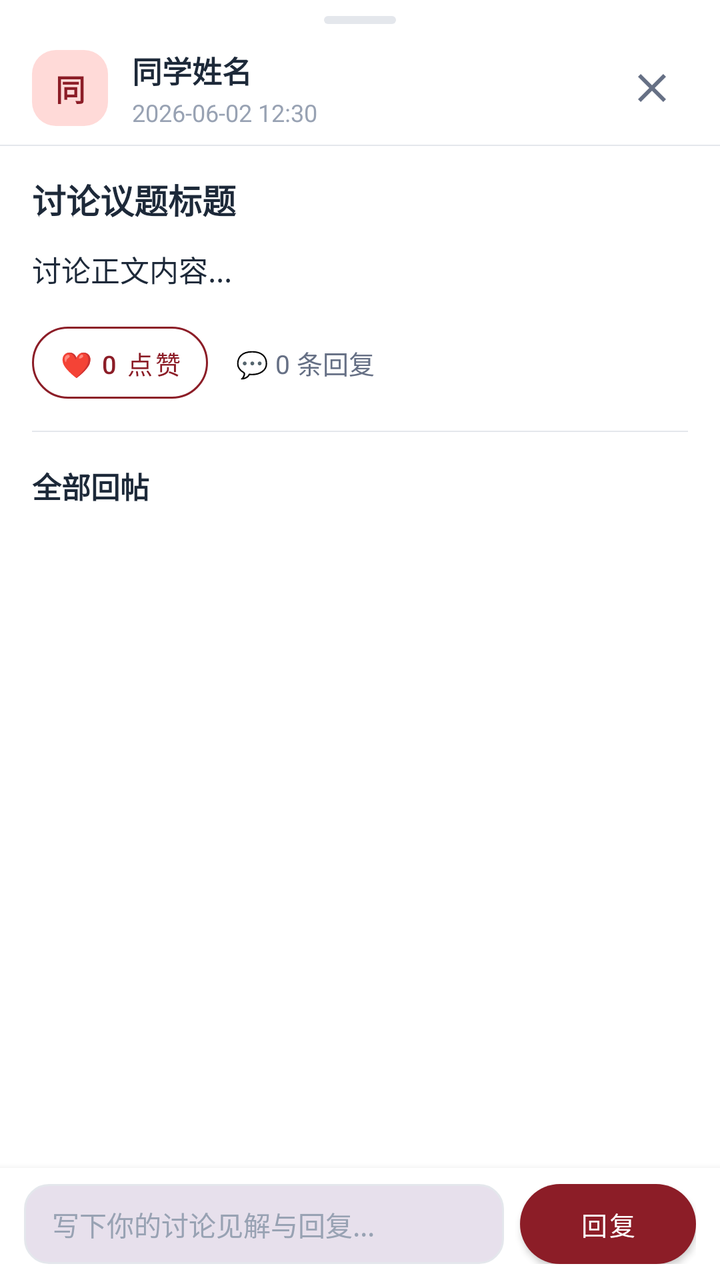
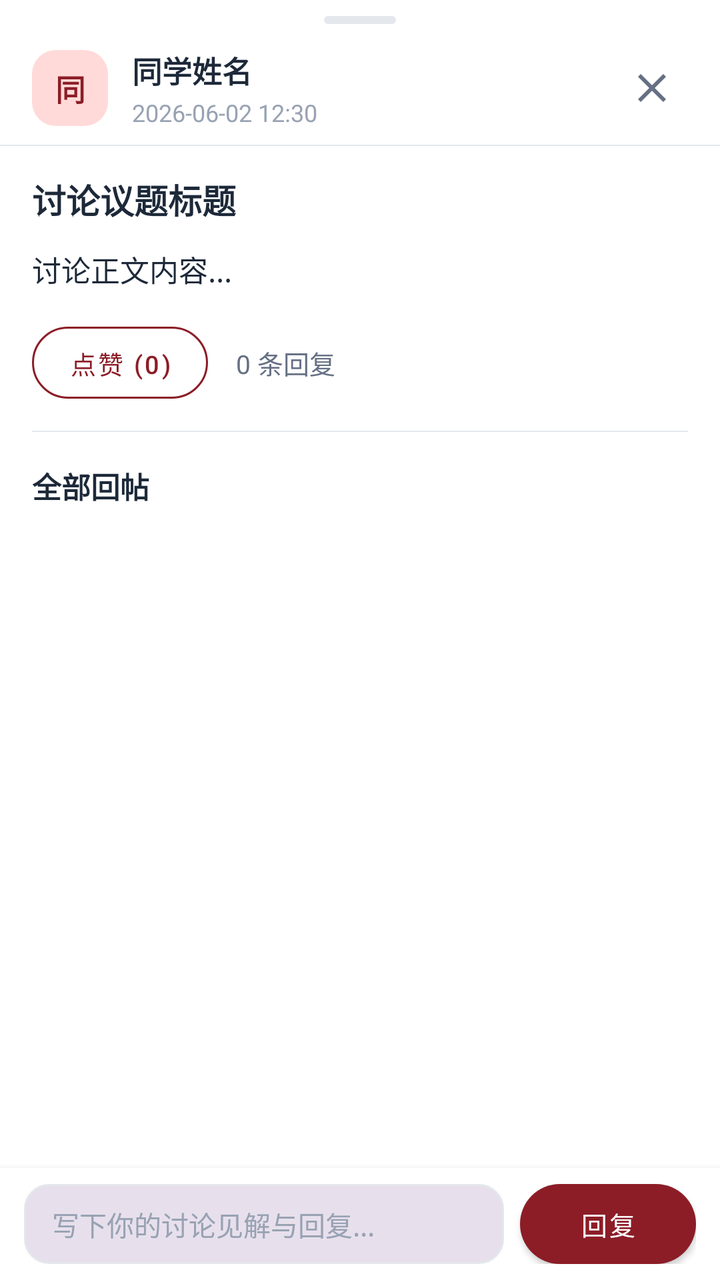

An Android layout rendered at two revisions. The XML below is the earlier revision; the diff shows what the commit changed to produce the second picture.
<!-- AndroidManifest.xml: application theme Theme.UsstJwgl -->
<!-- res/layout/dialog_tronclass_topic_detail.xml -->
<?xml version="1.0" encoding="utf-8"?>
<LinearLayout xmlns:android="http://schemas.android.com/apk/res/android"
    xmlns:app="http://schemas.android.com/apk/res-auto"
    xmlns:tools="http://schemas.android.com/tools"
    android:layout_width="match_parent"
    android:layout_height="match_parent"
    android:orientation="vertical"
    android:background="@color/surface">

    
    <LinearLayout
        android:layout_width="match_parent"
        android:layout_height="wrap_content"
        android:gravity="center_horizontal"
        android:orientation="vertical"
        android:paddingTop="8dp">

        <View
            android:layout_width="36dp"
            android:layout_height="4dp"
            android:background="@drawable/bg_badge_rounded"
            android:backgroundTint="@color/divider" />

        <LinearLayout
            android:layout_width="match_parent"
            android:layout_height="wrap_content"
            android:gravity="center_vertical"
            android:orientation="horizontal"
            android:paddingHorizontal="16dp"
            android:paddingTop="12dp"
            android:paddingBottom="8dp">

            <TextView
                android:id="@+id/tvDetailAuthorAvatar"
                android:layout_width="38dp"
                android:layout_height="38dp"
                android:background="@drawable/bg_badge_rounded"
                android:gravity="center"
                android:text="同"
                android:textColor="@color/primary"
                android:textSize="15sp"
                android:textStyle="bold" />

            <LinearLayout
                android:layout_width="0dp"
                android:layout_height="wrap_content"
                android:layout_marginStart="12dp"
                android:layout_weight="1"
                android:orientation="vertical">

                <LinearLayout
                    android:layout_width="wrap_content"
                    android:layout_height="wrap_content"
                    android:gravity="center_vertical"
                    android:orientation="horizontal">

                    <TextView
                        android:id="@+id/tvDetailAuthorName"
                        android:layout_width="wrap_content"
                        android:layout_height="wrap_content"
                        android:text="同学姓名"
                        android:textColor="@color/text_primary"
                        android:textSize="15sp"
                        android:textStyle="bold" />

                    <TextView
                        android:id="@+id/tvDetailAuthorBadge"
                        android:layout_width="wrap_content"
                        android:layout_height="wrap_content"
                        android:layout_marginStart="8dp"
                        android:background="@drawable/bg_badge_rounded"
                        android:paddingHorizontal="6dp"
                        android:paddingVertical="2dp"
                        android:text="我的发言"
                        android:textColor="@color/primary"
                        android:textSize="11sp"
                        android:textStyle="bold"
                        android:visibility="gone" />

                </LinearLayout>

                <TextView
                    android:id="@+id/tvDetailPostTime"
                    android:layout_width="wrap_content"
                    android:layout_height="wrap_content"
                    android:layout_marginTop="2dp"
                    android:text="2026-06-02 12:30"
                    android:textColor="@color/text_tertiary"
                    android:textSize="12sp" />

            </LinearLayout>

            <ImageButton
                android:id="@+id/btnDetailClose"
                android:layout_width="36dp"
                android:layout_height="36dp"
                android:background="?attr/selectableItemBackgroundBorderless"
                android:src="@drawable/ic_close"
                app:tint="@color/text_secondary"
                android:contentDescription="关闭" />

        </LinearLayout>

        <View
            android:layout_width="match_parent"
            android:layout_height="0.8dp"
            android:background="@color/divider" />

    </LinearLayout>

    
    <androidx.core.widget.NestedScrollView
        android:id="@+id/scrollViewTopicDetail"
        android:layout_width="match_parent"
        android:layout_height="0dp"
        android:layout_weight="1"
        android:fillViewport="true">

        <LinearLayout
            android:layout_width="match_parent"
            android:layout_height="wrap_content"
            android:orientation="vertical"
            android:paddingHorizontal="16dp"
            android:paddingTop="14dp"
            android:paddingBottom="24dp">

            
            <TextView
                android:id="@+id/tvDetailTopicTitle"
                android:layout_width="match_parent"
                android:layout_height="wrap_content"
                android:text="讨论议题标题"
                android:textColor="@color/text_primary"
                android:textSize="17sp"
                android:textStyle="bold" />

            
            <TextView
                android:id="@+id/tvDetailTopicContent"
                android:layout_width="match_parent"
                android:layout_height="wrap_content"
                android:layout_marginTop="12dp"
                android:lineSpacingExtra="5dp"
                android:text="讨论正文内容..."
                android:textColor="@color/text_primary"
                android:textIsSelectable="true"
                android:textSize="14.5sp" />

            
            <LinearLayout
                android:layout_width="match_parent"
                android:layout_height="wrap_content"
                android:layout_marginTop="18dp"
                android:gravity="center_vertical"
                android:orientation="horizontal">

                <com.google.android.material.button.MaterialButton
                    android:id="@+id/btnDetailLike"
                    style="@style/Widget.MaterialComponents.Button.OutlinedButton"
                    android:layout_width="wrap_content"
                    android:layout_height="36dp"
                    android:insetTop="0dp"
                    android:insetBottom="0dp"
                    android:paddingHorizontal="12dp"
                    android:text="❤️ 0 点赞"
                    android:textColor="@color/primary"
                    android:textSize="12.5sp"
                    app:strokeColor="@color/primary"
                    app:cornerRadius="18dp" />

                <TextView
                    android:id="@+id/tvDetailReplyCount"
                    android:layout_width="wrap_content"
                    android:layout_height="wrap_content"
                    android:layout_marginStart="14dp"
                    android:text="💬 0 条回复"
                    android:textColor="@color/text_secondary"
                    android:textSize="13sp" />

            </LinearLayout>

            
            <View
                android:layout_width="match_parent"
                android:layout_height="0.8dp"
                android:layout_marginVertical="16dp"
                android:background="@color/divider" />

            
            <TextView
                android:layout_width="wrap_content"
                android:layout_height="wrap_content"
                android:text="全部回帖"
                android:textColor="@color/text_primary"
                android:textSize="14.5sp"
                android:textStyle="bold" />

            
            <TextView
                android:id="@+id/tvEmptyReplies"
                android:layout_width="match_parent"
                android:layout_height="wrap_content"
                android:layout_marginTop="20dp"
                android:layout_marginBottom="20dp"
                android:gravity="center"
                android:text="暂无回帖，快来发表回复参与交流吧～"
                android:textColor="@color/text_tertiary"
                android:textSize="13sp"
                android:visibility="gone" />

            
            <LinearLayout
                android:id="@+id/llRepliesContainer"
                android:layout_width="match_parent"
                android:layout_height="wrap_content"
                android:layout_marginTop="10dp"
                android:orientation="vertical" />

        </LinearLayout>

    </androidx.core.widget.NestedScrollView>

    
    <LinearLayout
        android:id="@+id/llBottomReplyBar"
        android:layout_width="match_parent"
        android:layout_height="wrap_content"
        android:background="@color/surface"
        android:elevation="6dp"
        android:gravity="center_vertical"
        android:orientation="horizontal"
        android:paddingHorizontal="12dp"
        android:paddingVertical="8dp">

        <EditText
            android:id="@+id/etReplyInput"
            android:layout_width="0dp"
            android:layout_height="wrap_content"
            android:layout_weight="1"
            android:background="@drawable/bg_search_input"
            android:hint="写下你的讨论见解与回复..."
            android:maxLines="4"
            android:minHeight="40dp"
            android:paddingHorizontal="14dp"
            android:paddingVertical="8dp"
            android:textColor="@color/text_primary"
            android:textColorHint="@color/text_tertiary"
            android:textSize="13.5sp" />

        <com.google.android.material.button.MaterialButton
            android:id="@+id/btnSubmitReply"
            style="@style/Widget.MaterialComponents.Button"
            android:layout_width="wrap_content"
            android:layout_height="40dp"
            android:layout_marginStart="8dp"
            android:insetTop="0dp"
            android:insetBottom="0dp"
            android:paddingHorizontal="16dp"
            android:text="回复"
            android:textColor="@color/on_primary"
            android:textSize="13sp"
            app:cornerRadius="20dp" />

    </LinearLayout>

</LinearLayout>
<!-- resources referenced by this layout -->
<resources>
  <color name="divider">#E4E7EC</color>
  <color name="on_primary">#FFFFFF</color>
  <color name="primary">#8C1D27</color>
  <color name="surface">#FFFFFF</color>
  <color name="text_primary">#1D2939</color>
  <color name="text_secondary">#667085</color>
  <color name="text_tertiary">#98A2B3</color>
  <!-- drawable bg_badge_rounded (drawable) -->
  <?xml version="1.0" encoding="utf-8"?>
  <shape xmlns:android="http://schemas.android.com/apk/res/android"
      android:shape="rectangle">
      <corners android:radius="12dp" />
      <solid android:color="@color/badge_bg" />
  </shape>
  <!-- drawable bg_search_input (drawable) -->
  <?xml version="1.0" encoding="utf-8"?>
  <shape xmlns:android="http://schemas.android.com/apk/res/android"
      android:shape="rectangle">
      <corners android:radius="12dp" />
      <solid android:color="?attr/colorSurfaceVariant" />
      <stroke
          android:width="1dp"
          android:color="@color/border" />
  </shape>
  <!-- drawable ic_close (drawable) -->
  <vector xmlns:android="http://schemas.android.com/apk/res/android"
      android:width="24dp"
      android:height="24dp"
      android:viewportWidth="24"
      android:viewportHeight="24">
    <path
        android:fillColor="@color/text_primary"
        android:pathData="M19,6.41L17.59,5 12,10.59 6.41,5 5,6.41 10.59,12 5,17.59 6.41,19 12,13.41 17.59,19 19,17.59 13.41,12z"/>
  </vector>
  <style name="Theme.UsstJwgl" parent="Theme.Material3.DayNight.NoActionBar">
          <item name="colorPrimary">@color/primary</item>
          <item name="colorOnPrimary">@color/on_primary</item>
          <item name="colorPrimaryContainer">@color/primary_container</item>
          <item name="colorOnPrimaryContainer">@color/on_primary_container</item>
  
          <item name="colorSecondary">@color/secondary</item>
          <item name="colorSecondaryContainer">@color/secondary_container</item>
          <item name="colorOnSecondaryContainer">@color/on_secondary_container</item>
  
          <item name="android:statusBarColor">@android:color/transparent</item>
          <item name="android:windowLightStatusBar">true</item>
          <item name="android:navigationBarColor">@android:color/transparent</item>
          <item name="android:windowLightNavigationBar" tools:targetApi="o_mr1">true</item>
          <item name="android:windowBackground">@color/background</item>
  
          
          <item name="bottomNavigationStyle">@style/Widget.Material3.BottomNavigationView</item>
  
          
          <item name="materialCardViewStyle">@style/Widget.Material3.CardView.Outlined</item>
          <item name="android:forceDarkAllowed" tools:targetApi="q">false</item>
      </style>
  <color name="badge_bg">#FFDAD8</color>
  <color name="border">#E4E7EC</color>
  <color name="primary_container">#FFDAD8</color>
  <color name="on_primary_container">#3B080E</color>
  <color name="secondary">#775654</color>
  <color name="secondary_container">#FFDAD7</color>
  <color name="on_secondary_container">#2C1514</color>
  <color name="background">#F8F9FA</color>
</resources>

<!-- the commit's change to res/layout/dialog_tronclass_topic_detail.xml (unified diff, before → after) -->
@@ -162,7 +162,7 @@
                     android:insetTop="0dp"
                     android:insetBottom="0dp"
                     android:paddingHorizontal="12dp"
-                    android:text="❤️ 0 点赞"
+                    android:text="点赞 (0)"
                     android:textColor="@color/primary"
                     android:textSize="12.5sp"
                     app:strokeColor="@color/primary"
@@ -173,7 +173,7 @@
                     android:layout_width="wrap_content"
                     android:layout_height="wrap_content"
                     android:layout_marginStart="14dp"
-                    android:text="💬 0 条回复"
+                    android:text="0 条回复"
                     android:textColor="@color/text_secondary"
                     android:textSize="13sp" />
 
